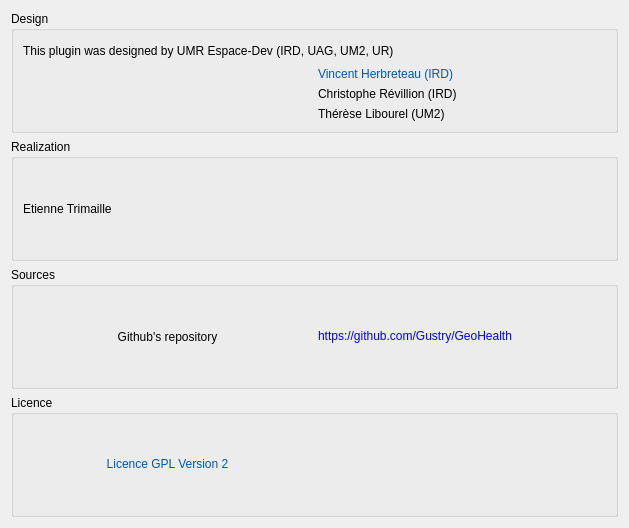
Above: ui/about.ui from Gustry/GeoHealth before the change. Below: the same form after it.
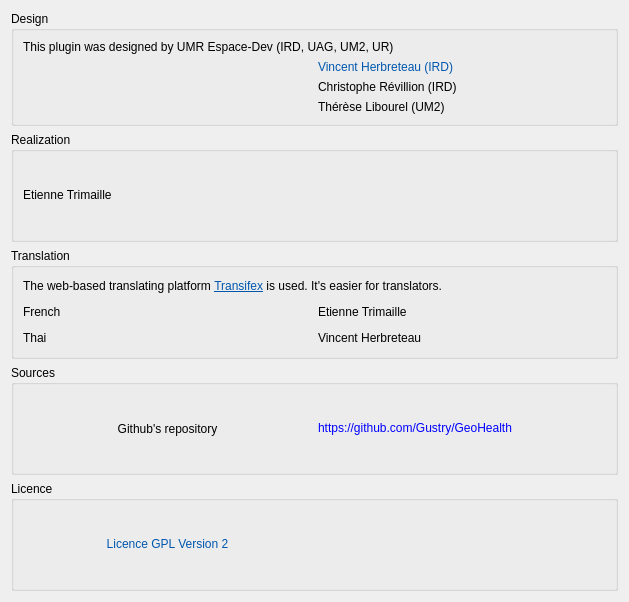
That is the form after the change. Icons and pictures are not drawn.

Commit message: review about window

Diff of the .ui file:
```diff
--- a/ui/about.ui
+++ b/ui/about.ui
@@ -7,7 +7,7 @@
     <x>0</x>
     <y>0</y>
     <width>629</width>
-    <height>528</height>
+    <height>602</height>
    </rect>
   </property>
   <property name="windowTitle">
@@ -56,7 +56,7 @@
           <item>
            <widget class="QLabel" name="label_8">
             <property name="text">
-             <string notr="true">&lt;html&gt;&lt;head/&gt;&lt;body&gt;&lt;p&gt;&lt;a href=&quot;mailto:vincent.herbreteau@ird.fr?subject=Plugin Blurring&quot;&gt;&lt;span style=&quot; color:#0057ae;&quot; style=&quot;text-decoration:none;&quot;&gt;Vincent Herbreteau (IRD)&lt;/span&gt;&lt;/a&gt;&lt;/p&gt;&lt;/body&gt;&lt;/html&gt;</string>
+             <string notr="true">&lt;html&gt;&lt;head/&gt;&lt;body&gt;&lt;p&gt;&lt;a href=&quot;mailto:vincent.herbreteau@ird.fr?subject=Plugin GeoHealth&quot;&gt;&lt;span style=&quot; color:#0057ae;&quot; style=&quot;text-decoration:none;&quot;&gt;Vincent Herbreteau (IRD)&lt;/span&gt;&lt;/a&gt;&lt;/p&gt;&lt;/body&gt;&lt;/html&gt;</string>
             </property>
             <property name="openExternalLinks">
              <bool>true</bool>
@@ -66,7 +66,7 @@
           <item>
            <widget class="QLabel" name="label_7">
             <property name="text">
-             <string notr="true">&lt;a href=&quot;mailto:christophe.revillion@ird.fr?subject=Plugin Blurring&quot; style=&quot;text-decoration:none;&quot;&gt;Christophe Révillion (IRD)&lt;/a&gt;</string>
+             <string notr="true">&lt;a href=&quot;mailto:christophe.revillion@ird.fr?subject=Plugin GeoHealth&quot; style=&quot;text-decoration:none;&quot;&gt;Christophe Révillion (IRD)&lt;/a&gt;</string>
             </property>
             <property name="openExternalLinks">
              <bool>true</bool>
@@ -76,7 +76,7 @@
           <item>
            <widget class="QLabel" name="label_9">
             <property name="text">
-             <string notr="true">&lt;a href=&quot;mailto:therese.libourel@univ-montp2.fr?subject=Plugin Blurring&quot; style=&quot;text-decoration:none;&quot;&gt;Thérèse Libourel (UM2)&lt;/a&gt;</string>
+             <string notr="true">&lt;a href=&quot;mailto:therese.libourel@univ-montp2.fr?subject=Plugin GeoHealth&quot; style=&quot;text-decoration:none;&quot;&gt;Thérèse Libourel (UM2)&lt;/a&gt;</string>
             </property>
             <property name="openExternalLinks">
              <bool>true</bool>
@@ -103,7 +103,7 @@
           <item>
            <widget class="QLabel" name="label_11">
             <property name="text">
-             <string>Etienne Trimaille</string>
+             <string notr="true">&lt;a href=&quot;mailto:etienne@trimaille.eu?subject=Plugin GeoHealth&quot; style=&quot;text-decoration:none;&quot;&gt;Etienne Trimaille&lt;/a&gt;</string>
             </property>
            </widget>
           </item>
@@ -114,6 +114,64 @@
      </layout>
     </widget>
    </item>
+   <item>
+    <widget class="QGroupBox" name="groupBox_5">
+     <property name="title">
+      <string>Translation</string>
+     </property>
+     <layout class="QVBoxLayout" name="verticalLayout_2">
+      <item>
+       <widget class="QLabel" name="label">
+        <property name="text">
+         <string>&lt;html&gt;&lt;head/&gt;&lt;body&gt;&lt;p&gt;The web-based translating platform &lt;a href=&quot;https://www.transifex.com/projects/p/gui/&quot;&gt;&lt;span style=&quot; text-decoration: underline; color:#0057ae;&quot;&gt;Transifex&lt;/span&gt;&lt;/a&gt; is used. It's easier for translators.&lt;/p&gt;&lt;/body&gt;&lt;/html&gt;</string>
+        </property>
+        <property name="wordWrap">
+         <bool>true</bool>
+        </property>
+        <property name="openExternalLinks">
+         <bool>true</bool>
+        </property>
+       </widget>
+      </item>
+      <item>
+       <layout class="QHBoxLayout" name="horizontalLayout_2">
+        <item>
+         <widget class="QLabel" name="label_3">
+          <property name="text">
+           <string>French</string>
+          </property>
+         </widget>
+        </item>
+        <item>
+         <widget class="QLabel" name="label_2">
+          <property name="text">
+           <string notr="true">Etienne Trimaille</string>
+          </property>
+         </widget>
+        </item>
+       </layout>
+      </item>
+      <item>
+       <layout class="QHBoxLayout" name="horizontalLayout_3">
+        <item>
+         <widget class="QLabel" name="label_10">
+          <property name="text">
+           <string>Thai</string>
+          </property>
+         </widget>
+        </item>
+        <item>
+         <widget class="QLabel" name="label_4">
+          <property name="text">
+           <string notr="true">Vincent Herbreteau</string>
+          </property>
+         </widget>
+        </item>
+       </layout>
+      </item>
+     </layout>
+    </widget>
+   </item>
    <item>
     <widget class="QGroupBox" name="groupBox_4">
      <property name="title">
```
Left out of the diff: 1 changed line with no effect on the pictures. The commit also changes 1 other file.
